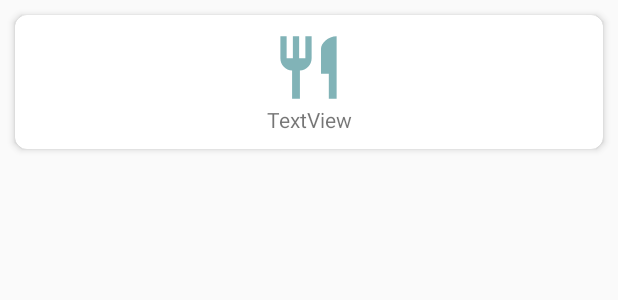
After one commit to abdullah10182/baking-app, an Android app: the layout recipe_list_item.xml on its own in the app's theme, with its tools: preview values and no code run, on a phone screen of 412 x 824 dp. The commit adds this screen. Shown: the top 300 px of the screen. Run offline under Robolectric (Android 15) with nearby library versions, the phone set to English and light mode, and no system bars.

Commit message:
added recycler view

```diff
--- a/app/build.gradle
+++ b/app/build.gradle
@@ -27,6 +27,8 @@ dependencies {
     androidTestImplementation 'androidx.test:runner:1.1.1'
     androidTestImplementation 'androidx.test.espresso:espresso-core:3.1.1'
 
+    implementation "androidx.recyclerview:recyclerview:1.0.0"
     implementation 'com.squareup.retrofit2:converter-gson:2.6.2'
     implementation 'com.squareup.retrofit2:retrofit:2.6.2'
+    implementation 'androidx.cardview:cardview:1.0.0'
 }
--- /dev/null
+++ b/app/src/main/res/drawable/ic_restaurant_black_24dp.xml
@@ -0,0 +1,5 @@
+<vector android:height="24dp" android:tint="#81B3B7"
+    android:viewportHeight="24.0" android:viewportWidth="24.0"
+    android:width="24dp" xmlns:android="http://schemas.android.com/apk/res/android">
+    <path android:fillColor="#FF000000" android:pathData="M11,9L9,9L9,2L7,2v7L5,9L5,2L3,2v7c0,2.12 1.66,3.84 3.75,3.97L6.75,22h2.5v-9.03C11.34,12.84 13,11.12 13,9L13,2h-2v7zM16,6v8h2.5v8L21,22L21,2c-2.76,0 -5,2.24 -5,4z"/>
+</vector>
--- /dev/null
+++ b/app/src/main/res/layout/recipe_list_item.xml
@@ -0,0 +1,40 @@
+<?xml version="1.0" encoding="utf-8"?>
+<LinearLayout xmlns:android="http://schemas.android.com/apk/res/android"
+    android:orientation="vertical" android:layout_width="match_parent"
+    android:layout_height="wrap_content">
+
+    <androidx.cardview.widget.CardView
+        xmlns:android="http://schemas.android.com/apk/res/android"
+        xmlns:app="http://schemas.android.com/apk/res-auto"
+        android:layout_width="match_parent"
+        android:layout_height="wrap_content"
+        app:cardElevation="3dp"
+        app:contentPadding="10dp"
+        app:cardCornerRadius="8dp"
+        android:id="@+id/cv_recipe_item"
+        android:foreground="?android:attr/selectableItemBackground"
+        android:clickable="true"
+        android:layout_margin="10dp">
+
+        <LinearLayout
+            android:layout_width="match_parent"
+            android:layout_height="wrap_content"
+            android:orientation="vertical">
+
+            <ImageView
+                android:layout_width="50dp"
+                android:layout_height="50dp"
+                android:layout_gravity="center"
+                android:src="@drawable/ic_restaurant_black_24dp"/>
+
+            <TextView
+                android:id="@+id/tv_recipe_list_item_title"
+                android:layout_width="match_parent"
+                android:layout_height="wrap_content"
+                android:textAlignment="center"
+                android:text="TextView" />
+        </LinearLayout>
+
+    </androidx.cardview.widget.CardView>
+
+</LinearLayout>
```
Also changed, not shown: app/src/main/java/com/example/bakingapp/MainActivity.java (+22 -25 lines), app/src/main/java/com/example/bakingapp/adapters/RecipeListAdapter.java (added, +73 -0 lines), app/src/main/java/com/example/bakingapp/utils/NetworkUtils.java (added, +8 -0 lines), app/src/main/res/layout/activity_main.xml (+8 -12 lines).
